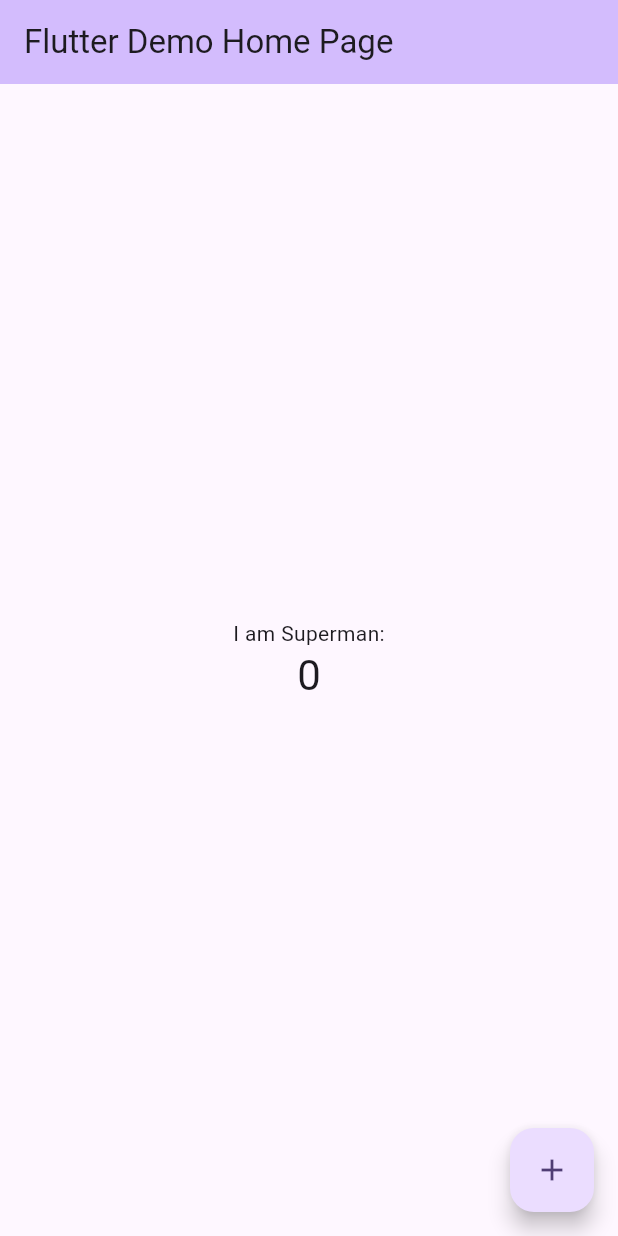
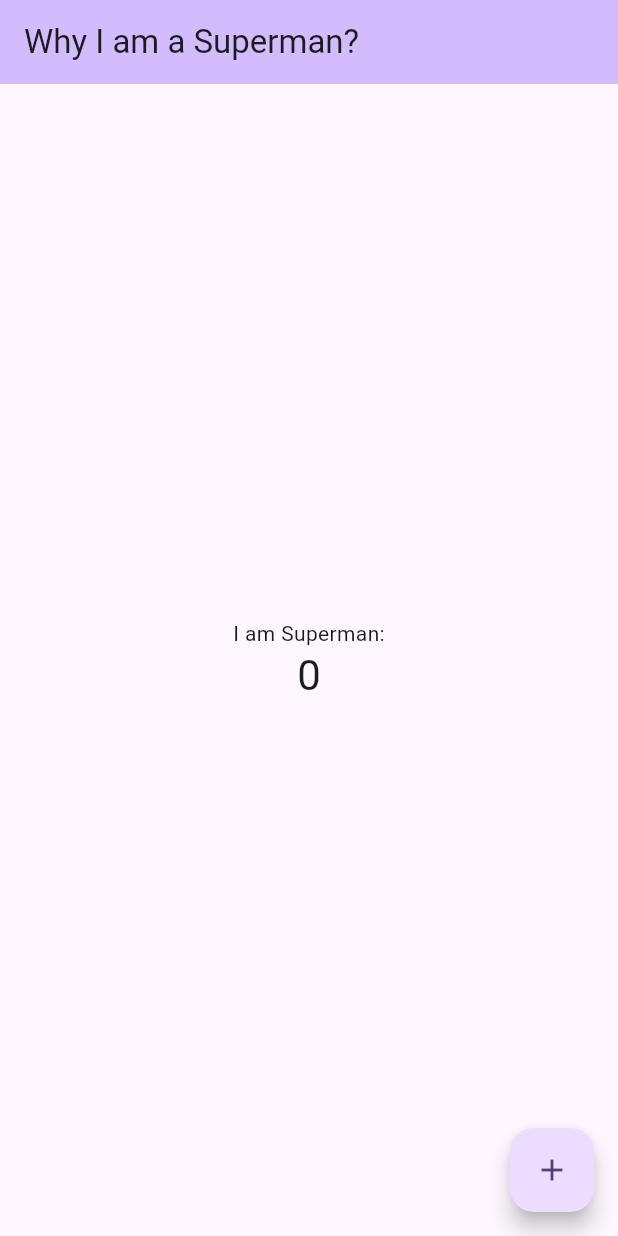
Before and after one commit to PhamtomMenace332/firstgit, a Flutter app: the screen it shows after launch, on a phone screen of 412 x 824 dp. Run offline on Flutter 3.47's test engine with Material 3 defaults, Android fonts, the phone set to English and light mode, and no system bars.

Commit message:
Title Change

```diff
--- a/lib/main.dart
+++ b/lib/main.dart
@@ -31,7 +31,7 @@ class MyApp extends StatelessWidget {
         colorScheme: ColorScheme.fromSeed(seedColor: Colors.deepPurple),
         useMaterial3: true,
       ),
-      home: const MyHomePage(title: 'Flutter Demo Home Page'),
+      home: const MyHomePage(title: 'Why I am a Superman?'),
     );
   }
 }
```
